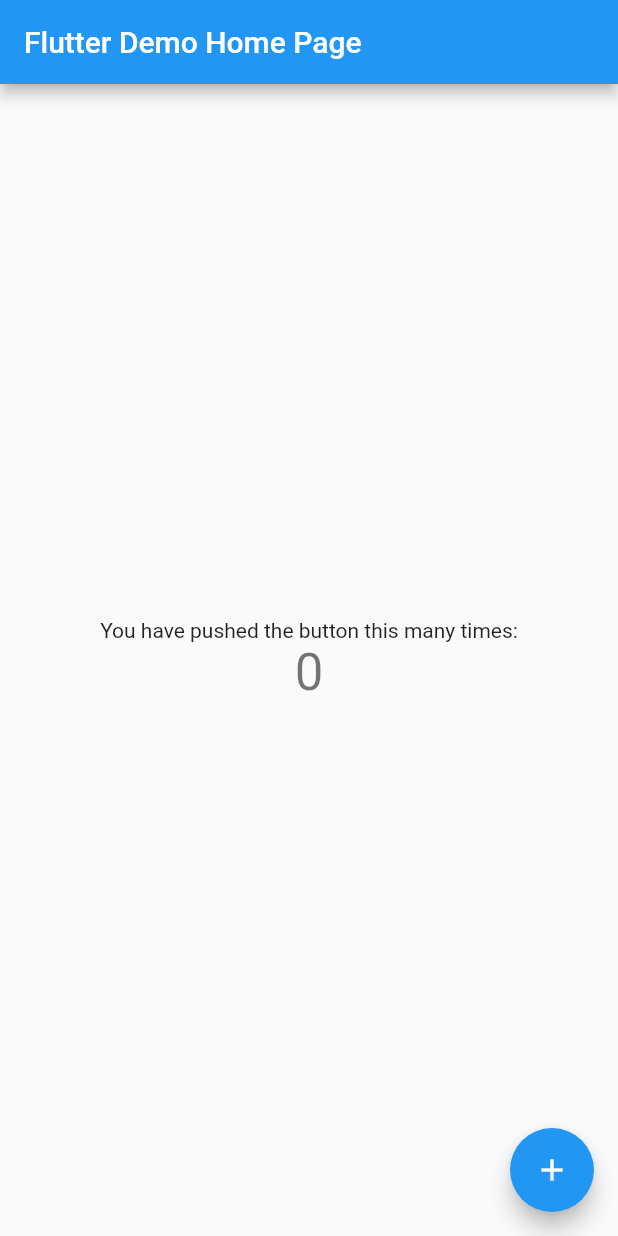
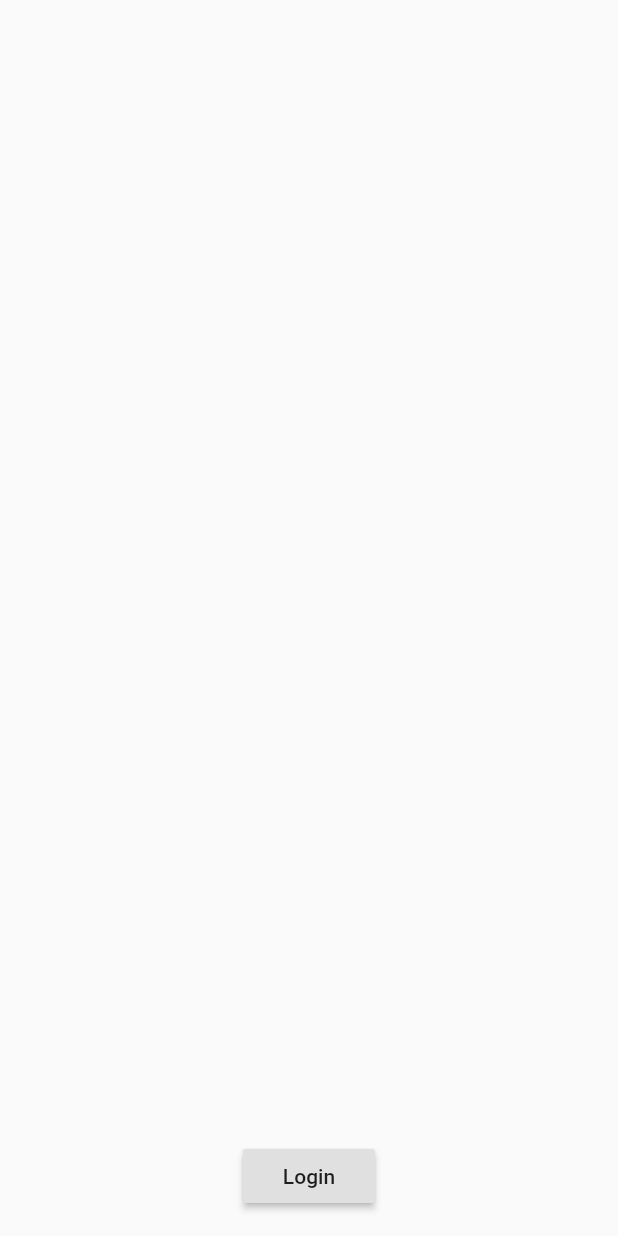
Before and after one commit to Ankit-Slnk/flutter-google-auth-demo, a Flutter app: the screen it shows after launch, on a phone screen of 412 x 824 dp. Run offline on Flutter 3.47's test engine with Material 2 defaults, Android fonts, the phone set to English and light mode, and no system bars; our stand-ins replace google_sign_in, shared_preferences.

Commit message:
google sign-in

```diff
--- a/lib/main.dart
+++ b/lib/main.dart
@@ -1,117 +1,34 @@
 import 'package:flutter/material.dart';
+import 'package:flutter/services.dart';
+import 'package:googleauth/screens/googleLoginScreen.dart';
 
-void main() {
-  runApp(MyApp());
+void main() async {
+  WidgetsFlutterBinding.ensureInitialized();
+  //most important thing is to initialise firebase in project
+  // await Firebase.initializeApp();
+  SystemChrome.setPreferredOrientations([DeviceOrientation.portraitUp]).then(
+    (_) {
+      runApp(MyApp());
+    },
+  );
 }
 
-class MyApp extends StatelessWidget {
-  // This widget is the root of your application.
+class MyApp extends StatefulWidget {
+  @override
+  _MyAppState createState() => _MyAppState();
+}
+
+class _MyAppState extends State<MyApp> {
   @override
   Widget build(BuildContext context) {
-    return MaterialApp(
-      title: 'Flutter Demo',
-      theme: ThemeData(
-        // This is the theme of your application.
-        //
-        // Try running your application with "flutter run". You'll see the
-        // application has a blue toolbar. Then, without quitting the app, try
-        // changing the primarySwatch below to Colors.green and then invoke
-        // "hot reload" (press "r" in the console where you ran "flutter run",
-        // or simply save your changes to "hot reload" in a Flutter IDE).
-        // Notice that the counter didn't reset back to zero; the application
-        // is not restarted.
-        primarySwatch: Colors.blue,
-        // This makes the visual density adapt to the platform that you run
-        // the app on. For desktop platforms, the controls will be smaller and
-        // closer together (more dense) than on mobile platforms.
-        visualDensity: VisualDensity.adaptivePlatformDensity,
+    return GestureDetector(
+      onTap: () {
+        FocusScope.of(context).requestFocus(new FocusNode());
+      },
+      child: MaterialApp(
+        debugShowCheckedModeBanner: false,
+        home: GoogleAuthScreen(),
       ),
-      home: MyHomePage(title: 'Flutter Demo Home Page'),
     );
   }
 }
-
-class MyHomePage extends StatefulWidget {
-  MyHomePage({Key key, this.title}) : super(key: key);
-
-  // This widget is the home page of your application. It is stateful, meaning
-  // that it has a State object (defined below) that contains fields that affect
-  // how it looks.
-
-  // This class is the configuration for the state. It holds the values (in this
-  // case the title) provided by the parent (in this case the App widget) and
-  // used by the build method of the State. Fields in a Widget subclass are
-  // always marked "final".
-
-  final String title;
-
-  @override
-  _MyHomePageState createState() => _MyHomePageState();
-}
-
-class _MyHomePageState extends State<MyHomePage> {
-  int _counter = 0;
-
-  void _incrementCounter() {
-    setState(() {
-      // This call to setState tells the Flutter framework that something has
-      // changed in this State, which causes it to rerun the build method below
-      // so that the display can reflect the updated values. If we changed
-      // _counter without calling setState(), then the build method would not be
-      // called again, and so nothing would appear to happen.
-      _counter++;
-    });
-  }
-
-  @override
-  Widget build(BuildContext context) {
-    // This method is rerun every time setState is called, for instance as done
-    // by the _incrementCounter method above.
-    //
-    // The Flutter framework has been optimized to make rerunning build methods
-    // fast, so that you can just rebuild anything that needs updating rather
-    // than having to individually change instances of widgets.
-    return Scaffold(
-      appBar: AppBar(
-        // Here we take the value from the MyHomePage object that was created by
-        // the App.build method, and use it to set our appbar title.
-        title: Text(widget.title),
-      ),
-      body: Center(
-        // Center is a layout widget. It takes a single child and positions it
-        // in the middle of the parent.
-        child: Column(
-          // Column is also a layout widget. It takes a list of children and
-          // arranges them vertically. By default, it sizes itself to fit its
-          // children horizontally, and tries to be as tall as its parent.
-          //
-          // Invoke "debug painting" (press "p" in the console, choose the
-          // "Toggle Debug Paint" action from the Flutter Inspector in Android
-          // Studio, or the "Toggle Debug Paint" command in Visual Studio Code)
-          // to see the wireframe for each widget.
-          //
-          // Column has various properties to control how it sizes itself and
-          // how it positions its children. Here we use mainAxisAlignment to
-          // center the children vertically; the main axis here is the vertical
-          // axis because Columns are vertical (the cross axis would be
-          // horizontal).
-          mainAxisAlignment: MainAxisAlignment.center,
-          children: <Widget>[
-            Text(
-              'You have pushed the button this many times:',
-            ),
-            Text(
-              '$_counter',
-              style: Theme.of(context).textTheme.headline4,
-            ),
-          ],
-        ),
-      ),
-      floatingActionButton: FloatingActionButton(
-        onPressed: _incrementCounter,
-        tooltip: 'Increment',
-        child: Icon(Icons.add),
-      ), // This trailing comma makes auto-formatting nicer for build methods.
-    );
-  }
-}
--- /dev/null
+++ b/lib/screens/googleLoginScreen.dart
@@ -0,0 +1,123 @@
+import 'package:flutter/material.dart';
+import 'package:google_sign_in/google_sign_in.dart';
+import 'package:googleauth/utility/appStrings.dart';
+import 'package:shared_preferences/shared_preferences.dart';
+
+class GoogleAuthScreen extends StatefulWidget {
+  @override
+  _GoogleAuthScreenState createState() => _GoogleAuthScreenState();
+}
+
+class _GoogleAuthScreenState extends State<GoogleAuthScreen> {
+  GoogleSignIn _googleSignIn = GoogleSignIn();
+  SharedPreferences pref;
+  String photoUrl;
+  String name;
+  String email;
+
+  getPref() async {
+    pref = await SharedPreferences.getInstance();
+    photoUrl = pref.getString(AppStrings.PHOTO_URL_PREFERENCE);
+    name = pref.getString(AppStrings.NAME_PREFERENCE);
+    email = pref.getString(AppStrings.EMAIL_PREFERENCE);
+    if (mounted) setState(() {});
+  }
+
+  @override
+  void initState() {
+    getPref();
+    super.initState();
+  }
+
+  @override
+  Widget build(BuildContext context) {
+    return Scaffold(
+      body: SafeArea(
+        child: Column(
+          children: <Widget>[
+            Expanded(
+              child: email == null && name == null && photoUrl == null
+                  ? Container()
+                  : Column(
+                      crossAxisAlignment: CrossAxisAlignment.center,
+                      mainAxisAlignment: MainAxisAlignment.center,
+                      children: <Widget>[
+                        ClipRRect(
+                          borderRadius: BorderRadius.circular(50),
+                          child: Image.network(
+                            photoUrl,
+                            height: 90,
+                            width: 90,
+                          ),
+                        ),
+                        SizedBox(
+                          height: 8,
+                        ),
+                        Text(
+                          name,
+                          style: TextStyle(
+                            fontSize: 22,
+                          ),
+                        ),
+                        SizedBox(
+                          height: 8,
+                        ),
+                        Text(
+                          email,
+                          style: TextStyle(
+                            fontSize: 20,
+                          ),
+                        )
+                      ],
+                    ),
+            ),
+            Container(
+              padding: EdgeInsets.all(16),
+              alignment: Alignment.center,
+              child: RaisedButton(
+                child: Text(
+                  email == null && name == null && photoUrl == null
+                      ? "Login"
+                      : "Logout",
+                ),
+                onPressed: () {
+                  if (email == null && name == null && photoUrl == null) {
+                    __googleSignIn();
+                  } else {
+                    _googleSignOut();
+                  }
+                },
+              ),
+            )
+          ],
+        ),
+      ),
+    );
+  }
+
+  __googleSignIn() {
+    try {
+      _googleSignIn.signIn().then((onValue1) async {
+        await pref.setString(AppStrings.NAME_PREFERENCE, onValue1.displayName);
+        await pref.setString(AppStrings.EMAIL_PREFERENCE, onValue1.email);
+        await pref.setString(
+            AppStrings.PHOTO_URL_PREFERENCE, onValue1.photoUrl);
+        getPref();
+        onValue1.authentication.then((onValue2) {
+          // for token
+        });
+      });
+    } catch (error) {
+      print(error);
+    }
+  }
+
+  _googleSignOut() {
+    try {
+      _googleSignIn.signOut().then((value) async {
+        await pref.clear();
+        getPref();
+      });
+    } catch (e) {}
+  }
+}
--- /dev/null
+++ b/lib/utility/appStrings.dart
@@ -0,0 +1,6 @@
+class AppStrings {
+  //pref key
+  static String NAME_PREFERENCE = "name_preference";
+  static String PHOTO_URL_PREFERENCE = "photo_url_preference";
+  static String EMAIL_PREFERENCE = "email_preference";
+}
--- a/pubspec.yaml
+++ b/pubspec.yaml
@@ -28,6 +28,8 @@
   # The following adds the Cupertino Icons font to your application.
   # Use with the CupertinoIcons class for iOS style icons.
   cupertino_icons: ^0.1.3
+  google_sign_in: ^4.5.3
+  shared_preferences: ^0.5.7
 
 dev_dependencies:
   flutter_test:
```
Also changed, not shown: pubspec.lock, 6 other files.
